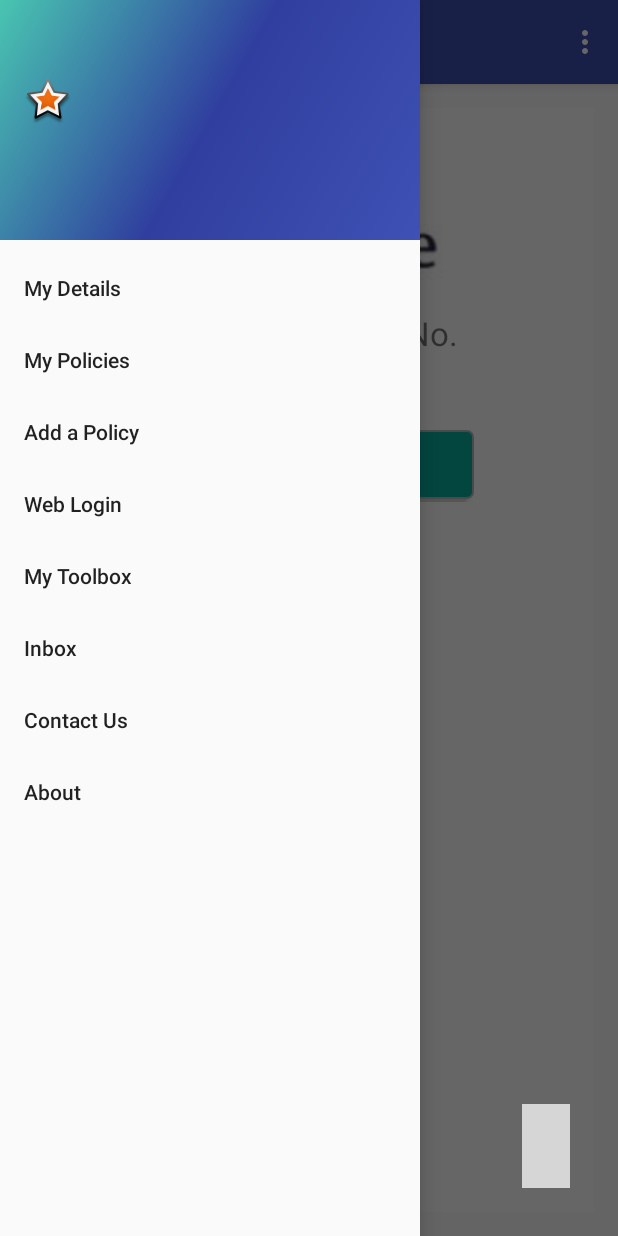
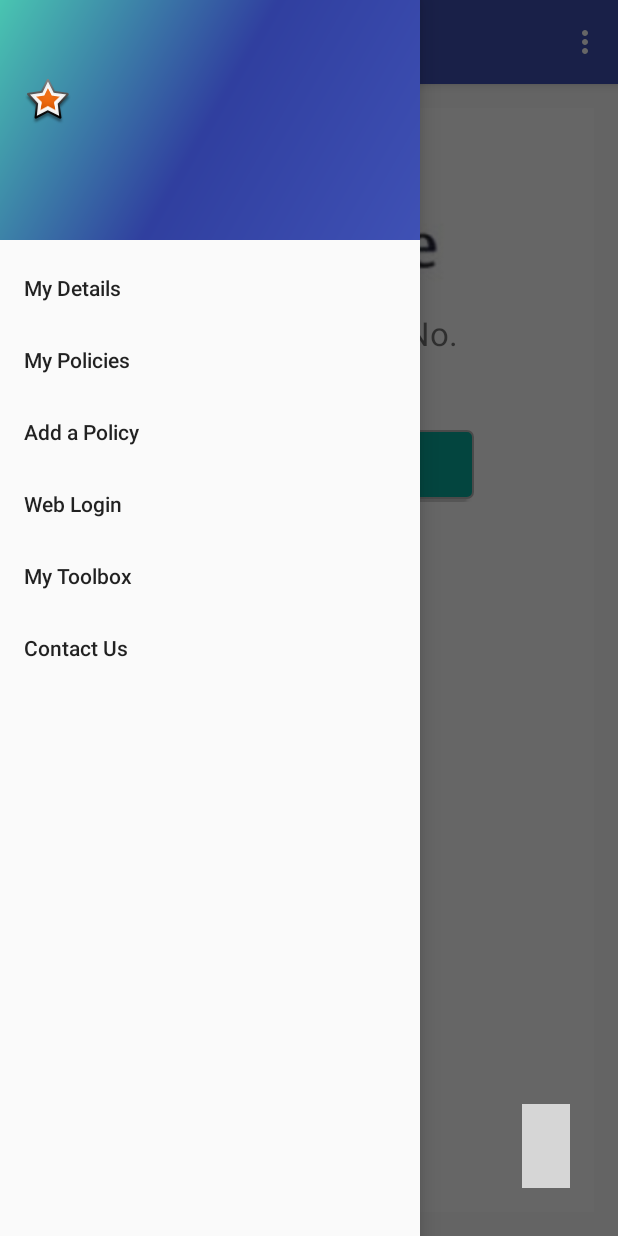
Before and after one commit to RonanCassidy/MyIrishLifeApp, an Android app: the DrawerActivity screen opened directly, with no data from a screen before it, with the side drawer open, on a phone screen of 412 x 824 dp. Run offline under Robolectric (Android 15) with nearby library versions, the phone set to English and light mode, and no system bars; libraries missing offline, so code that uses them is left out: com.roughike.bottombar; plain views replace BottomBar; 3 statements that could not run were skipped; grey boxes are pictures that could not be loaded.

Commit message:
removing inbox and about from drawer

```diff
--- a/app/src/main/java/com/example/z034/myirishlifeapp/DrawerActivity.java
+++ b/app/src/main/java/com/example/z034/myirishlifeapp/DrawerActivity.java
@@ -217,13 +217,9 @@ public class DrawerActivity extends Home
             Intent toolboxIntent = new Intent(getApplicationContext(),Toolbox.class);
             startActivity(toolboxIntent);
 
-        } else if (id == R.id.inbox) {
-
         } else if (id == R.id.contact_us) {
             Intent contactIntent = new Intent(getApplicationContext(), ContactUsActivity.class);
             startActivity(contactIntent);
-        }else if (id == R.id.about) {
-
         }
 
         DrawerLayout drawer = (DrawerLayout) findViewById(R.id.drawer_layout);
--- a/app/src/main/res/menu/activity_drawer_drawer.xml
+++ b/app/src/main/res/menu/activity_drawer_drawer.xml
@@ -24,14 +24,9 @@
 
     <group>
         <item
-            android:id="@+id/inbox"
-            android:title="Inbox" />
-        <item
             android:id="@+id/contact_us"
             android:title="Contact Us" />
-        <item
-            android:id="@+id/about"
-            android:title="About" />
+
     </group>
 
 
```
